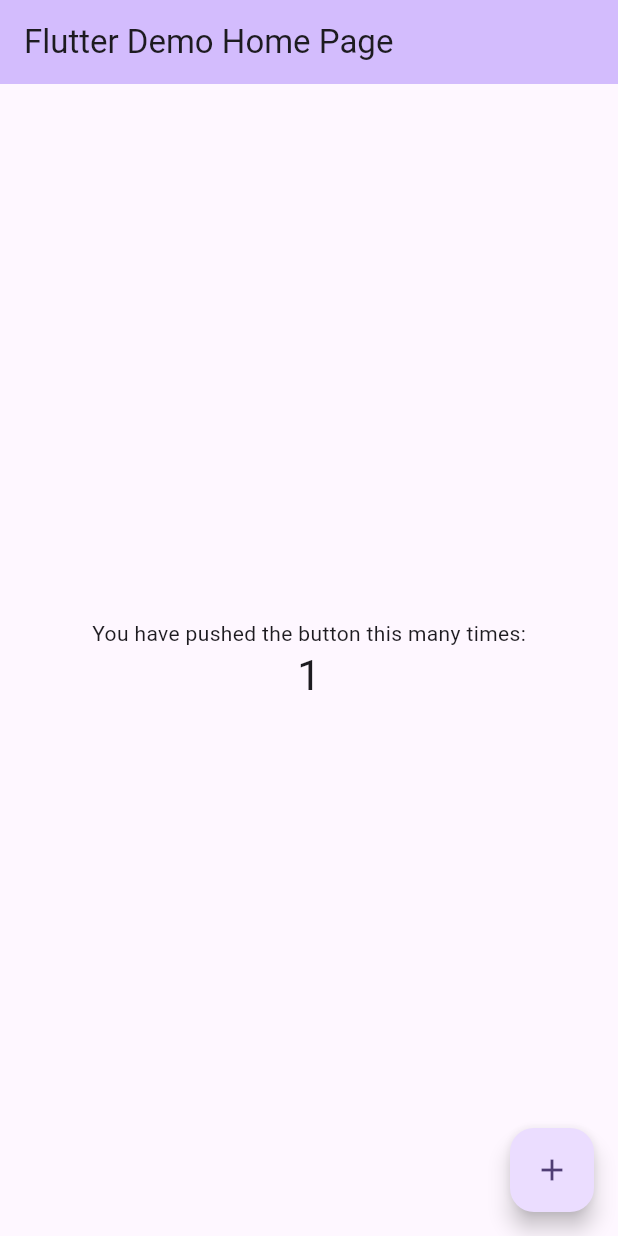
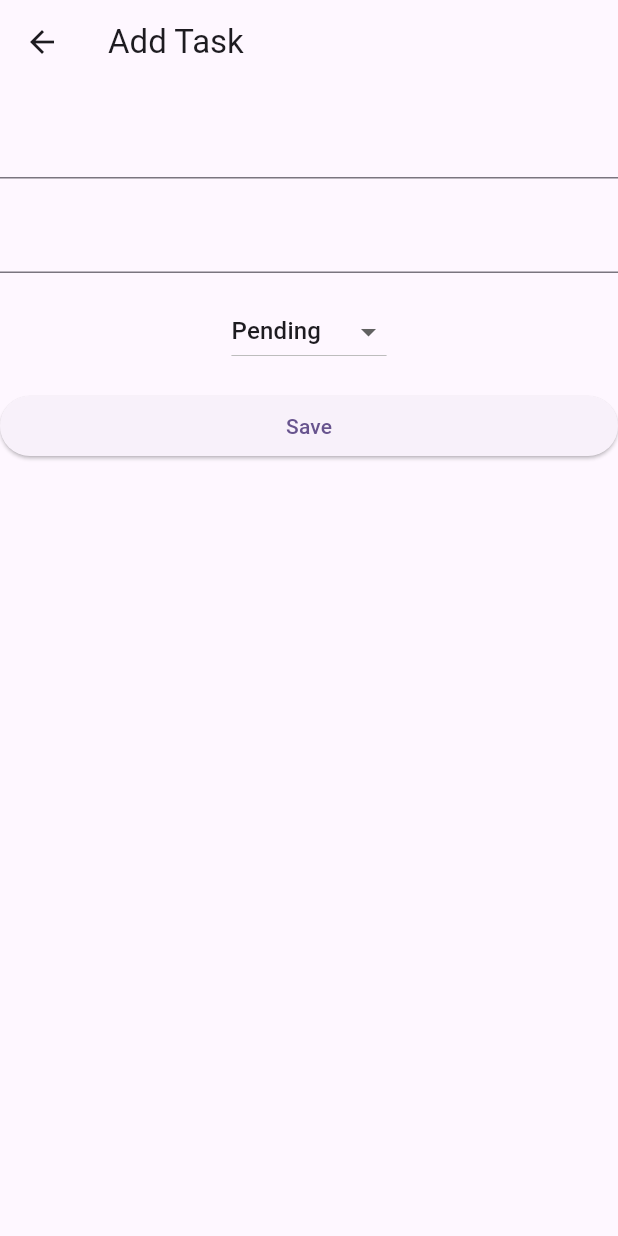
Before and after one commit to parth112002/task_management, a Flutter app: the screen it shows after launch, after a tap on the "add" icon, on a phone screen of 412 x 824 dp. Run offline on Flutter 3.47's test engine with Material 3 defaults, Android fonts, the phone set to English and light mode, and no system bars; our stand-ins replace get, sqflite; accounts and stored records are empty.

Commit message:
list and add-edit screen done

```diff
--- /dev/null
+++ b/lib/const/static_functions.dart
@@ -0,0 +1,33 @@
+import 'package:flutter/material.dart';
+import 'package:get/get.dart';
+
+class StaticFunctions {
+  static final String keyNeedToRefreshScreen = 'needToRefresh';
+
+  static void showLoading(String message) {
+    Get.dialog(
+      PopScope(
+        canPop: false,
+        child: Center(
+          child: Container(
+            padding: EdgeInsets.all(20),
+            decoration: BoxDecoration(
+              color: Colors.white,
+              borderRadius: BorderRadius.circular(12),
+            ),
+            child: Column(
+              mainAxisSize: MainAxisSize.min,
+              children: [
+                CircularProgressIndicator(),
+                SizedBox(height: 12),
+                Text(message),
+              ],
+            ),
+          ),
+        ),
+      ),
+      barrierDismissible: false,
+    );
+  }
+
+}
--- a/lib/main.dart
+++ b/lib/main.dart
@@ -1,122 +1,35 @@
 import 'package:flutter/material.dart';
 
+import './ui/task/list/task_list_screen.dart';
+import './service/task_service.dart';
+
 void main() {
+  // to close db when app is close
+  WidgetsBinding.instance.addObserver(AppLifecycleObserver());
+
   runApp(const MyApp());
 }
 
 class MyApp extends StatelessWidget {
   const MyApp({super.key});
 
-  // This widget is the root of your application.
   @override
   Widget build(BuildContext context) {
     return MaterialApp(
-      title: 'Flutter Demo',
+      title: 'Task Management System',
       theme: ThemeData(
-        // This is the theme of your application.
-        //
-        // TRY THIS: Try running your application with "flutter run". You'll see
-        // the application has a purple toolbar. Then, without quitting the app,
-        // try changing the seedColor in the colorScheme below to Colors.green
-        // and then invoke "hot reload" (save your changes or press the "hot
-        // reload" button in a Flutter-supported IDE, or press "r" if you used
-        // the command line to start the app).
-        //
-        // Notice that the counter didn't reset back to zero; the application
-        // state is not lost during the reload. To reset the state, use hot
-        // restart instead.
-        //
-        // This works for code too, not just values: Most code changes can be
-        // tested with just a hot reload.
         colorScheme: .fromSeed(seedColor: Colors.deepPurple),
       ),
-      home: const MyHomePage(title: 'Flutter Demo Home Page'),
+      home: const TaskListScreen(),
     );
   }
 }
 
-class MyHomePage extends StatefulWidget {
-  const MyHomePage({super.key, required this.title});
-
-  // This widget is the home page of your application. It is stateful, meaning
-  // that it has a State object (defined below) that contains fields that affect
-  // how it looks.
-
-  // This class is the configuration for the state. It holds the values (in this
-  // case the title) provided by the parent (in this case the App widget) and
-  // used by the build method of the State. Fields in a Widget subclass are
-  // always marked "final".
-
-  final String title;
-
+class AppLifecycleObserver extends WidgetsBindingObserver {
   @override
-  State<MyHomePage> createState() => _MyHomePageState();
-}
-
-class _MyHomePageState extends State<MyHomePage> {
-  int _counter = 0;
-
-  void _incrementCounter() {
-    setState(() {
-      // This call to setState tells the Flutter framework that something has
-      // changed in this State, which causes it to rerun the build method below
-      // so that the display can reflect the updated values. If we changed
-      // _counter without calling setState(), then the build method would not be
-      // called again, and so nothing would appear to happen.
-      _counter++;
-    });
-  }
-
-  @override
-  Widget build(BuildContext context) {
-    // This method is rerun every time setState is called, for instance as done
-    // by the _incrementCounter method above.
-    //
-    // The Flutter framework has been optimized to make rerunning build methods
-    // fast, so that you can just rebuild anything that needs updating rather
-    // than having to individually change instances of widgets.
-    return Scaffold(
-      appBar: AppBar(
-        // TRY THIS: Try changing the color here to a specific color (to
-        // Colors.amber, perhaps?) and trigger a hot reload to see the AppBar
-        // change color while the other colors stay the same.
-        backgroundColor: Theme.of(context).colorScheme.inversePrimary,
-        // Here we take the value from the MyHomePage object that was created by
-        // the App.build method, and use it to set our appbar title.
-        title: Text(widget.title),
-      ),
-      body: Center(
-        // Center is a layout widget. It takes a single child and positions it
-        // in the middle of the parent.
-        child: Column(
-          // Column is also a layout widget. It takes a list of children and
-          // arranges them vertically. By default, it sizes itself to fit its
-          // children horizontally, and tries to be as tall as its parent.
-          //
-          // Column has various properties to control how it sizes itself and
-          // how it positions its children. Here we use mainAxisAlignment to
-          // center the children vertically; the main axis here is the vertical
-          // axis because Columns are vertical (the cross axis would be
-          // horizontal).
-          //
-          // TRY THIS: Invoke "debug painting" (choose the "Toggle Debug Paint"
-          // action in the IDE, or press "p" in the console), to see the
-          // wireframe for each widget.
-          mainAxisAlignment: .center,
-          children: [
-            const Text('You have pushed the button this many times:'),
-            Text(
-              '$_counter',
-              style: Theme.of(context).textTheme.headlineMedium,
-            ),
-          ],
-        ),
-      ),
-      floatingActionButton: FloatingActionButton(
-        onPressed: _incrementCounter,
-        tooltip: 'Increment',
-        child: const Icon(Icons.add),
-      ),
-    );
+  void didChangeAppLifecycleState(AppLifecycleState state) {
+    if (state == AppLifecycleState.detached) {
+      TaskService.instance.close();
+    }
   }
 }
--- /dev/null
+++ b/lib/model/task.dart
@@ -0,0 +1,45 @@
+class Task {
+  final int? id;
+  final String title;
+  final String description;
+  final String status;
+  final DateTime lastUpdatedAt;
+  final DateTime? lastSyncedAt;
+  final bool isDirty;
+
+  Task({
+    this.id,
+    required this.title,
+    required this.description,
+    required this.status,
+    required this.lastUpdatedAt,
+    this.lastSyncedAt,
+    required this.isDirty,
+  });
+
+  factory Task.fromJson(Map<String, dynamic> map) {
+    return Task(
+      id: map['id'] as int,
+      title: map['title'],
+      description: map['description'],
+      status: map['status'],
+      lastUpdatedAt: DateTime.parse(map['lastUpdatedAt']),
+      lastSyncedAt: map['lastSyncedAt'] != null
+          ? DateTime.parse(map['lastSyncedAt'])
+          : null,
+      isDirty: map['isDirty'] == 1,
+    );
+  }
+
+  Map<String, dynamic> toJson() {
+    return {
+      'id': id,
+      'title': title,
+      'description': description,
+      'status': status,
+      'lastUpdatedAt': lastUpdatedAt.toIso8601String(),
+      'lastSyncedAt': lastSyncedAt?.toIso8601String(),
+      'isDirty': isDirty ? 1 : 0,
+    };
+  }
+}
--- /dev/null
+++ b/lib/repository/task_repository.dart
@@ -0,0 +1,31 @@
+import 'package:sqflite/sqflite.dart';
+
+import '../service/task_service.dart';
+import '../model/task.dart';
+
+class TaskRepository {
+  Future<List<Task>> getTasks() async {
+    final db = await TaskService.instance.database;
+    final result = await db.query('tasks', orderBy: 'id DESC');
+    return result.map((e) => Task.fromJson(e)).toList();
+  }
+
+  Future<int> insertTask(Task task) async {
+    final db = await TaskService.instance.database;
+    return await db.insert(
+      'tasks',
+      task.toJson(),
+      conflictAlgorithm: ConflictAlgorithm.replace,
+    );
+  }
+
+  Future<void> updateTask(Task task) async {
+    final db = await TaskService.instance.database;
+    await db.update(
+      'tasks',
+      task.toJson(),
+      where: 'id = ?',
+      whereArgs: [task.id],
+    );
+  }
+}
--- /dev/null
+++ b/lib/service/task_service.dart
@@ -0,0 +1,42 @@
+import 'package:sqflite/sqflite.dart';
+import 'package:path/path.dart';
+
+class TaskService {
+  static final TaskService instance = TaskService._();
+  static Database? _db;
+
+  TaskService._();
+
+  Future<Database> get database async {
+    _db ??= await _initDb();
+    return _db!;
+  }
+
+  Future<Database> _initDb() async {
+    final path = join(await getDatabasesPath(), 'tasks.db');
+    return openDatabase(
+      path,
+      version: 1,
+      onCreate: (db, version) async {
+        await db.execute('''
+        CREATE TABLE tasks (
+          id INTEGER PRIMARY KEY AUTOINCREMENT,
+          title TEXT,
+          description TEXT,
+          status TEXT,
+          lastUpdatedAt TEXT,
+          lastSyncedAt TEXT,
+          isDirty INTEGER
+        )
+        ''');
+      },
+    );
+  }
+
+  Future<void> close() async {
+    if (_db != null) {
+      await _db!.close();
+      _db = null;
+    }
+  }
+}
--- /dev/null
+++ b/lib/state/task_controller.dart
@@ -0,0 +1,119 @@
+import 'package:flutter/material.dart';
+import 'package:get/get.dart';
+
+import '../const/static_functions.dart';
+import '../model/task.dart';
+import '../repository/task_repository.dart';
+import '../ui/task/add_edit/task_add_edit_screen.dart';
+
+class TaskController extends GetxController {
+  final RxList<Task> tasks = <Task>[].obs;
+  final TaskRepository repo = TaskRepository();
+  final List<String> taskStatus = ['Pending', 'Completed'];
+  final RxString selectedTaskStatus = 'Pending'.obs;
+  final RxString loadingMessage = ''.obs;
+
+  @override
+  void onInit() {
+    _loadingDialogEver();
+    _loadTasks();
+    super.onInit();
+  }
+
+  void _loadingDialogEver() {
+    ever(loadingMessage, (message) {
+      if (message.isNotEmpty) {
+        StaticFunctions.showLoading(message);
+      } else {
+        Get.back();
+      }
+    });
+  }
+
+  Future<void> _loadTasks() async {
+    loadingMessage.value = 'Loading....';
+    tasks.value = await repo.getTasks();
+    loadingMessage.value = '';
+  }
+
+  Future<void> addTask(String title, String description) async {
+    loadingMessage.value = 'Saving task....';
+    final task = Task(
+      title: title,
+      description: description,
+      status: selectedTaskStatus.value,
+      lastUpdatedAt: DateTime.now(),
+      lastSyncedAt: null,
+      isDirty: true,
+    );
+
+    await repo.insertTask(task);
+    await _loadTasks();
+
+    loadingMessage.value = '';
+  }
+
+  Future<void> updateTask(
+      Task task, {
+        required String title,
+        required String description,
+        required String status,
+      }) async {
+    loadingMessage.value = 'Editing task....';
+
+    final updatedTask = Task(
+      id: task.id,
+      title: title,
+      description: description,
+      status: status,
+      lastUpdatedAt: DateTime.now(),
+      lastSyncedAt: task.lastSyncedAt,
+      isDirty: true,
+    );
+
+    await repo.updateTask(updatedTask);
+    await _loadTasks();
+
+    loadingMessage.value = '';
+  }
+
+  Future<void> syncTasks() async {
+    loadingMessage.value = 'Syncing tasks....';
+
+    for (final task in tasks.where((t) => t.isDirty)) {
+      final syncedTask = Task(
+        id: task.id,
+        title: task.title,
+        description: task.description,
+        status: task.status,
+        lastUpdatedAt: task.lastUpdatedAt,
+        lastSyncedAt: DateTime.now(),
+        isDirty: false,
+      );
+      await repo.updateTask(syncedTask);
+    }
+    await _loadTasks();
+
+    loadingMessage.value = '';
+  }
+
+  void onTaskStatusDropDownChange(String? value) {
+    selectedTaskStatus.value = value ?? '';
+  }
+
+  void navigateToAddEditScreen({
+    required BuildContext context,
+    required bool isAddTask,
+    Task? task,
+  }) {
+    Navigator.push(
+      context,
+      MaterialPageRoute(
+        builder: (context) => TaskAddEditScreen(
+          isAddTask: isAddTask,
+          task: task,
+        ),
+      ),
+    );
+  }
+}
--- /dev/null
+++ b/lib/ui/task/add_edit/task_add_edit_screen.dart
@@ -0,0 +1,131 @@
+import 'package:flutter/material.dart';
+import 'package:get/get.dart';
+
+import '../../../model/task.dart';
+import '../../../state/task_controller.dart';
+
+class TaskAddEditScreen extends StatefulWidget {
+  final bool isAddTask;
+  final Task? task;
+
+  const TaskAddEditScreen({
+    super.key,
+    required this.isAddTask,
+    this.task,
+  });
+
+  @override
+  State<TaskAddEditScreen> createState() => _TaskAddEditScreenState();
+}
+
+class _TaskAddEditScreenState extends State<TaskAddEditScreen> {
+  late final TaskController _controller;
+  late final TextEditingController _titleTextController;
+  late final TextEditingController _descriptionTextController;
+  late final GlobalKey<FormState> _formKey;
+  @override
+  void initState() {
+    _controller = Get.put(TaskController());
+    _titleTextController = TextEditingController();
+    _descriptionTextController = TextEditingController();
+    _formKey = GlobalKey<FormState>();
+    super.initState();
+  }
+
+  @override
+  void dispose() {
+    _titleTextController.dispose();
+    _descriptionTextController.dispose();
+    _controller.dispose();
+    super.dispose();
+  }
+
+  @override
+  Widget build(BuildContext context) {
+    return Scaffold(
+      appBar: AppBar(
+        title: Text(widget.isAddTask ? 'Add Task' : 'Edit Task'),
+      ),
+      body: SafeArea(
+        child: Form(
+          key: _formKey,
+          child: Column(
+            children: [
+              _verticalSpaceBetweenWidgets(),
+              _titleField(),
+              _verticalSpaceBetweenWidgets(),
+              _descriptionField(),
+              _verticalSpaceBetweenWidgets(),
+              _taskStatusDropDown(),
+              _verticalSpaceBetweenWidgets(),
+              _saveButton(),
+            ],
+          ),
+        ),
+      ),
+    );
+  }
+
+  Widget _titleField() {
+    return TextFormField(
+      controller: _titleTextController,
+      validator: (value) {
+        if (value == null || value.isEmpty) {
+          return 'Title is required';
+        }
+        return null;
+      },
+    );
+  }
+
+  Widget _descriptionField() {
+    return TextFormField(
+      controller: _descriptionTextController,
+    );
+  }
+
+  Widget _taskStatusDropDown() {
+    return Obx(
+      () => DropdownButton<String>(
+        value: _controller.selectedTaskStatus.value,
+        onChanged: (value) => _controller.onTaskStatusDropDownChange(value),
+        items: _controller.taskStatus.map(
+              (status) => DropdownMenuItem(
+            value: status,
+            child: Text(status),
+          ),
+        ).toList(),
+      ),
+    );
+  }
+
+  Widget _saveButton() {
+    return SizedBox(
+      width: double.infinity,
+      child: ElevatedButton(
+        onPressed: () {
+          if (_formKey.currentState!.validate()) {
+            if (widget.isAddTask) {
+              _controller.addTask(
+                _titleTextController.text.trim(),
+                _descriptionTextController.text.trim(),
+              );
+            } else {
+              _controller.updateTask(
+                widget.task!,
+                title: _titleTextController.text.trim(),
+                description: _descriptionTextController.text.trim(),
+                status: _controller.selectedTaskStatus.value,
+              );
+            }
+          }
+        },
+        child: Text('Save'),
+      ),
+    );
+  }
+
+  Widget _verticalSpaceBetweenWidgets() {
+    return SizedBox(height: 15);
+  }
+}
--- /dev/null
+++ b/lib/ui/task/list/task_list_screen.dart
@@ -0,0 +1,87 @@
+import 'package:flutter/material.dart';
+import 'package:get/get.dart';
+
+import '../../../state/task_controller.dart';
+
+class TaskListScreen extends StatefulWidget {
+  const TaskListScreen({super.key});
+
+  @override
+  State<TaskListScreen> createState() => _TaskListScreenState();
+}
+
+class _TaskListScreenState extends State<TaskListScreen> {
+  late final TaskController _controller;
+
+  @override
+  void initState() {
+    _controller = Get.put(TaskController());
+    super.initState();
+  }
+
+  @override
+  void dispose() {
+    _controller.dispose();
+    super.dispose();
+  }
+
+  @override
+  Widget build(BuildContext context) {
+    return Scaffold(
+      appBar: _appBar(),
+      floatingActionButton: _addTaskButton(),
+      body: SafeArea(
+        child: _taskList(),
+      ),
+    );
+  }
+
+  PreferredSizeWidget _appBar() {
+    return AppBar(
+      title: Text('Task Management System'),
+      actions: [
+        GestureDetector(
+          onTap: _controller.syncTasks,
+          child: Icon(Icons.sync),
+        )
+      ],
+    );
+  }
+
+  Widget _addTaskButton() {
+    return FloatingActionButton(
+      child: Icon(Icons.add),
+      onPressed: () => _controller.navigateToAddEditScreen(
+        context: context,
+        isAddTask: true,
+      ),
+    );
+  }
+
+  Widget _taskList() {
+    return Obx(
+      () => ListView.builder(
+        itemCount: _controller.tasks.length,
+        itemBuilder: (context, index) {
+          final task = _controller.tasks[index];
+          return ListTile(
+            leading: task.isDirty ? CircleAvatar(
+              backgroundColor: Colors.green,
+              radius: 5,
+            ) : SizedBox(),
+            title: Text(task.title),
+            subtitle: Text(task.description),
+            trailing: GestureDetector(
+              onTap: () => _controller.navigateToAddEditScreen(
+                context: context,
+                isAddTask: false,
+                task: task,
+              ),
+              child: Icon(Icons.edit),
+            ),
+          );
+        },
+      ),
+    );
+  }
+}
--- a/pubspec.yaml
+++ b/pubspec.yaml
@@ -37,6 +37,7 @@ dependencies:
   sqflite: ^2.4.2
   intl: ^0.20.2
   path: ^1.9.1
+  get: ^4.7.3
 
 dev_dependencies:
   flutter_test:
```
Also changed, not shown: pubspec.lock.
